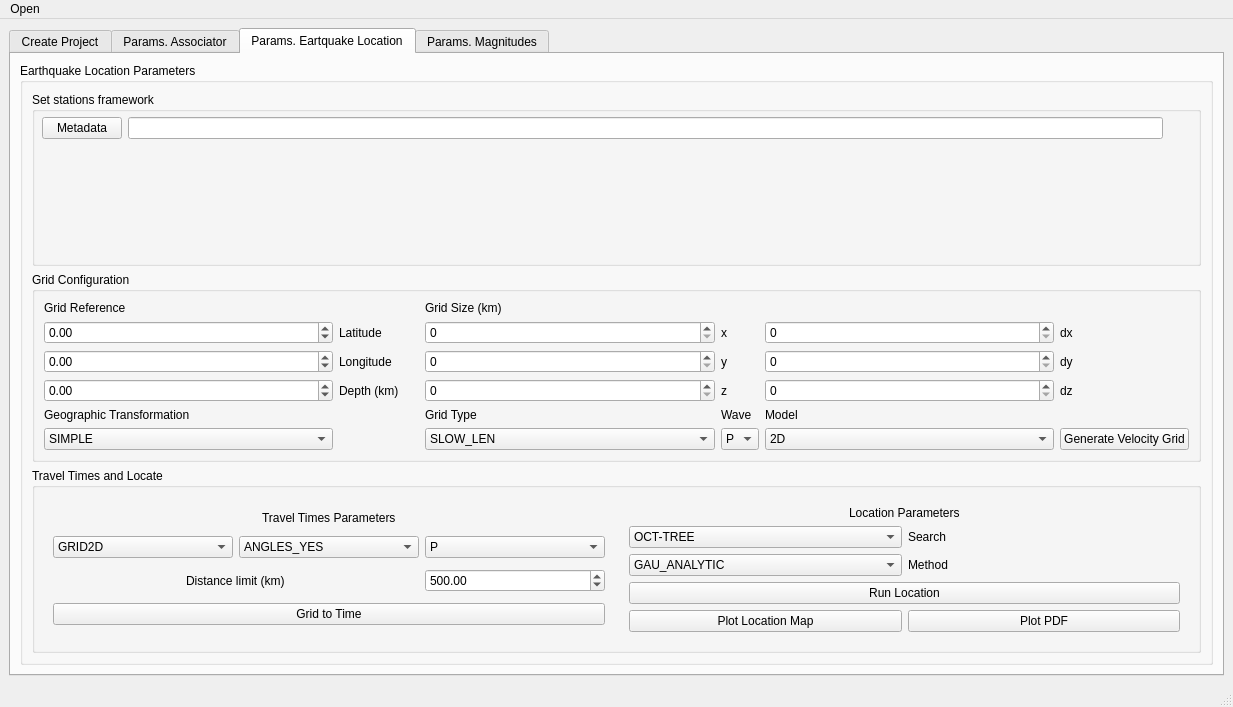
First picture: the form in loc_flow_isp/resources/designer_uis/loc_flow.ui, repository rcabdia/SurfQuake, before the edit.
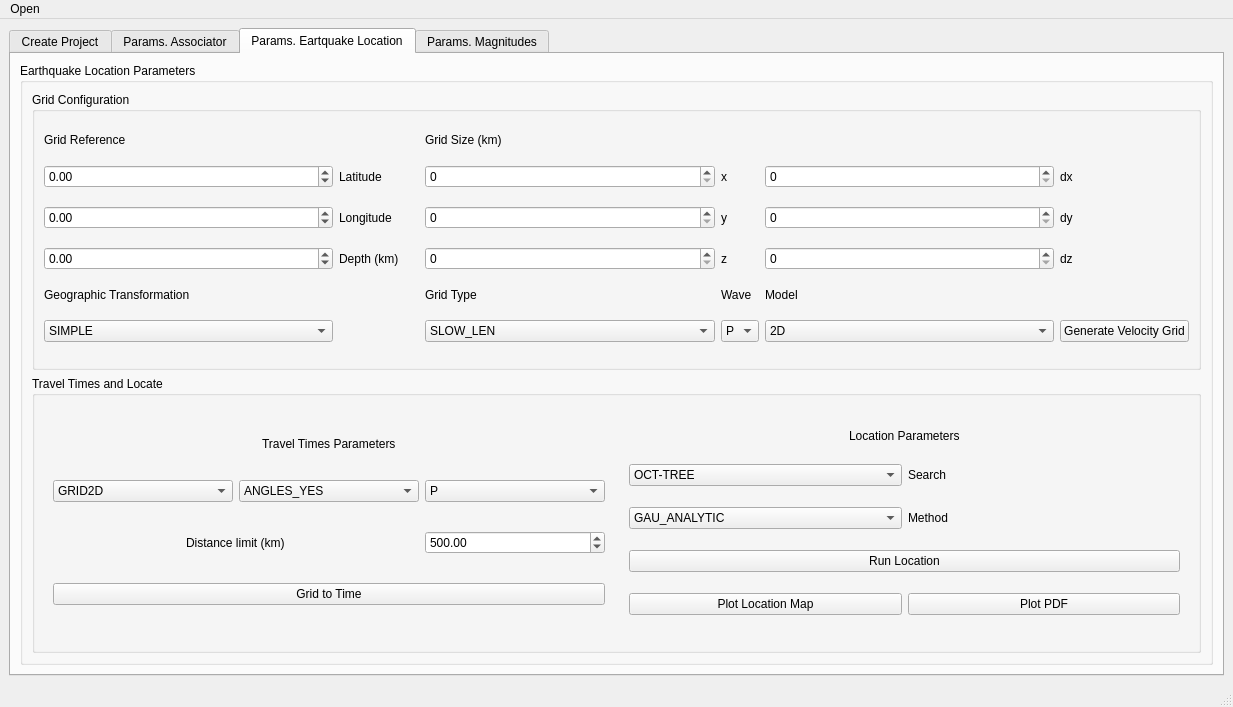
Second picture: the form after the edit. The open tabs and pages were chosen to show the change. Icons and pictures are not drawn.

Commit message: Includes initial info of Bayesian Isola + redisigning GUI

```diff
--- a/loc_flow_isp/resources/designer_uis/loc_flow.ui
+++ b/loc_flow_isp/resources/designer_uis/loc_flow.ui
@@ -600,38 +600,6 @@
            <string>Earthquake Location Parameters</string>
           </property>
           <layout class="QVBoxLayout" name="verticalLayout_6">
-           <item>
-            <widget class="QGroupBox" name="groupBox_11">
-             <property name="title">
-              <string>Set stations framework</string>
-             </property>
-             <widget class="QWidget" name="layoutWidget">
-              <property name="geometry">
-               <rect>
-                <x>10</x>
-                <y>20</y>
-                <width>1121</width>
-                <height>33</height>
-               </rect>
-              </property>
-              <layout class="QHBoxLayout" name="horizontalLayout">
-               <item>
-                <widget class="QPushButton" name="stationsBtn">
-                 <property name="toolTip">
-                  <string>Set the metadata file whre the algorithm wil extract the stations coordinates to locate the event.</string>
-                 </property>
-                 <property name="text">
-                  <string>Metadata</string>
-                 </property>
-                </widget>
-               </item>
-               <item>
-                <widget class="QLineEdit" name="stationsPath"/>
-               </item>
-              </layout>
-             </widget>
-            </widget>
-           </item>
            <item>
             <widget class="QGroupBox" name="groupBox_7">
              <property name="title">
```
Left out of the diff: 9 changed lines with no effect on the pictures. The commit also changes 3 other files.
